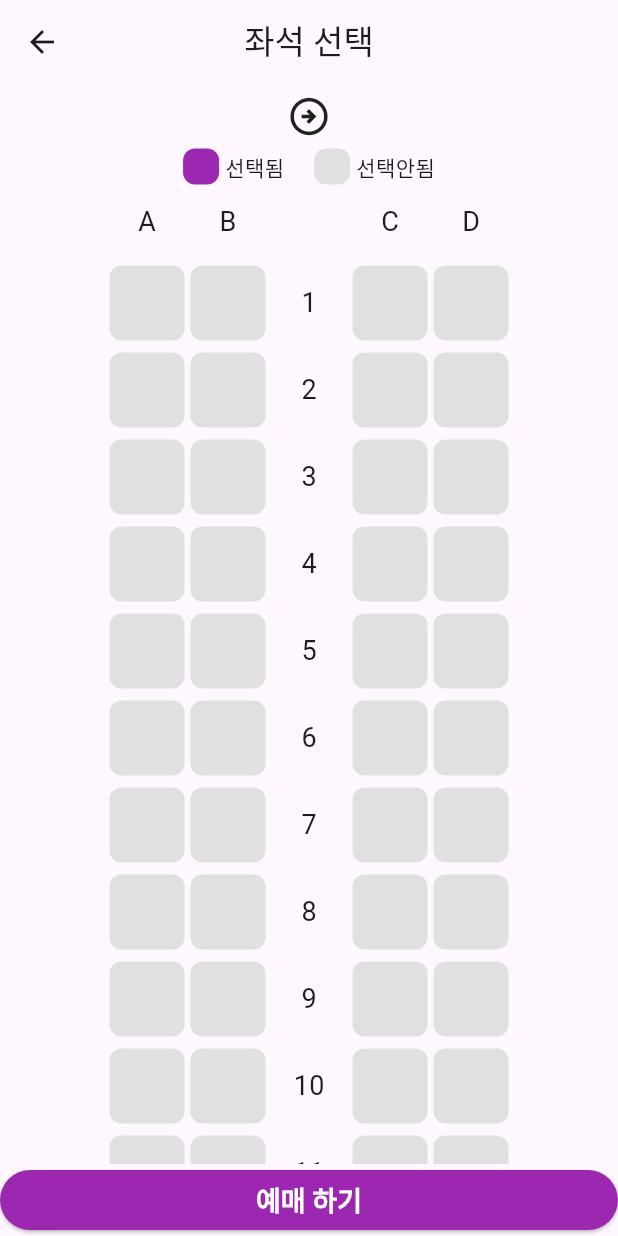
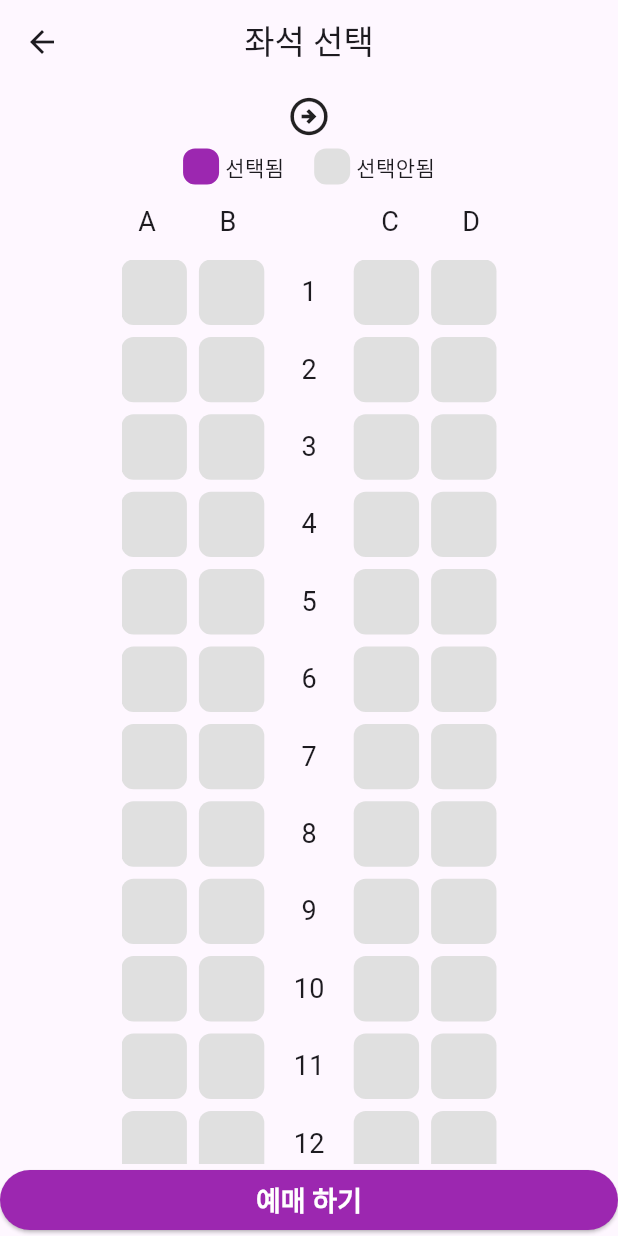
Before and after one commit to ilsong963/flutter_train_app, a Flutter app: the SeatPage screen opened directly with empty values, on a phone screen of 412 x 824 dp. Run offline on Flutter 3.47's test engine with Material 3 defaults, Android fonts, the phone set to English and light mode, and no system bars.

Commit message:
feat: grid적용

```diff
--- a/lib/page/seat_select/seat_page.dart
+++ b/lib/page/seat_select/seat_page.dart
@@ -1,3 +1,4 @@
+import 'package:flutter/cupertino.dart';
 import 'package:flutter/material.dart';
 
 class SeatPage extends StatefulWidget {
@@ -15,11 +16,17 @@ class SeatPage extends StatefulWidget {
 }
 
 class _SeatPageState extends State<SeatPage> {
+  String? seatColumn;
+  String? seatRow;
   @override
   Widget build(BuildContext context) {
     return Scaffold(
-      appBar: AppBar(title: Text('좌석 선택'), centerTitle: true),
-
+      appBar: AppBar(
+        title: Text('좌석 선택'),
+        centerTitle: true,
+        backgroundColor: Colors.transparent,
+        scrolledUnderElevation: 0,
+      ),
       body: SafeArea(
         child: Column(
           mainAxisAlignment: MainAxisAlignment.center,
@@ -49,48 +56,97 @@ class _SeatPageState extends State<SeatPage> {
             Row(
               mainAxisAlignment: MainAxisAlignment.center,
               children: [
-                square(24, Colors.purple),
+                seatSquare(24, Colors.purple),
                 SizedBox(width: 4),
                 Text('선택됨'),
                 SizedBox(width: 20),
-                square(24, Colors.grey[300]!),
+                seatSquare(24, Colors.grey[300]!),
                 SizedBox(width: 4),
                 Text('선택안됨'),
               ],
             ),
             Row(
               mainAxisAlignment: MainAxisAlignment.center,
-              children:
-                  ['A', 'B', ' ', 'C', 'D']
-                      .map<Widget>(
-                        (alphabat) => Padding(
-                          padding: EdgeInsets.symmetric(horizontal: 2),
-                          child: square(
-                            50,
-                            Colors.transparent,
-                            text: alphabat,
-                            textStyle: TextStyle(fontSize: 18),
-                          ),
-                        ),
-                      )
-                      .toList(),
+              children: getColumnList(),
             ),
             Expanded(
-              child: ListView.builder(
-                itemCount: 20,
-                itemBuilder: (context, index) {
-                  return row(index + 1);
-                },
+              // GridView가 화면을 꽉 채우도록 설정
+              child: SizedBox(
+                width: 250,
+                child: GridView.builder(
+                  shrinkWrap: true,
+                  itemCount: 100,
+                  gridDelegate: SliverGridDelegateWithFixedCrossAxisCount(
+                    crossAxisCount: 5,
+                    mainAxisSpacing: 8,
+                    crossAxisSpacing: 8,
+                  ),
+                  itemBuilder: (context, index) {
+                    if ((index - 2) % 5 == 0) {
+                      return textSquare("${index ~/ 5 + 1}");
+                    }
+
+                    return GestureDetector(
+                      onTap: () {
+                        setState(() {
+                          seatRow = (index ~/ 5).toString();
+                          seatColumn = (index % 5).toString();
+                        });
+                      },
+                      child: seatSquare(
+                        50,
+                        (seatRow != null &&
+                                seatColumn != null &&
+                                index ==
+                                    int.parse(seatRow!) * 5 +
+                                        int.parse(seatColumn!))
+                            ? Colors.purple
+                            : Colors.grey[300]!,
+                      ),
+                    );
+                  },
+                ),
               ),
             ),
+
             SizedBox(
               width: double.infinity,
               child: ElevatedButton(
                 onPressed: () {
-                  // Navigator.push(
-                  //   context,
-                  //   MaterialPageRoute(builder: (context) => SeatPage()),
-                  // );
+                  if (seatColumn != null && seatRow != null) {
+                    showCupertinoDialog(
+                      context: context,
+                      builder: (context) {
+                        return CupertinoAlertDialog(
+                          title: Text("예메?"),
+                          content: Text(
+                            "좌석: ${int.parse(seatRow!) + 1}-${convertNumberToAlphbet(int.parse(seatColumn!))}",
+                          ),
+                          actions: [
+                            CupertinoDialogAction(
+                              child: Text(
+                                "취소",
+                                style: TextStyle(color: Colors.red),
+                              ),
+                              onPressed: () {
+                                Navigator.of(context).pop();
+                              },
+                            ),
+                            CupertinoDialogAction(
+                              onPressed: () {
+                                Navigator.pop(context);
+                                Navigator.pop(context);
+                              },
+                              child: Text(
+                                "확인",
+                                style: TextStyle(color: Colors.blue),
+                              ),
+                            ),
+                          ],
+                        );
+                      },
+                    );
+                  }
                 },
                 style: ElevatedButton.styleFrom(
                   foregroundColor:
@@ -114,37 +170,36 @@ class _SeatPageState extends State<SeatPage> {
     );
   }
 
-  Padding row(int index) {
-    return Padding(
-      padding: EdgeInsets.symmetric(vertical: 4),
-      child: Row(
-        mainAxisAlignment: MainAxisAlignment.center,
-        children: [
-          square(50, Colors.grey[300]!),
-          SizedBox(width: 4),
-          square(50, Colors.grey[300]!),
-          SizedBox(width: 4),
-          square(
-            50,
-            Colors.transparent,
-            text: index.toString(),
-            textStyle: TextStyle(fontSize: 18),
-          ),
-          SizedBox(width: 4),
-          square(50, Colors.grey[300]!),
-          SizedBox(width: 4),
-          square(50, Colors.grey[300]!),
-        ],
-      ),
+  String convertNumberToAlphbet(int number) {
+    return String.fromCharCode(
+      (number % 5) > 2 ? (number % 5) + 64 : (number % 5) + 65,
     );
   }
 
-  Widget square(
-    double size,
-    Color color, {
-    String? text,
-    TextStyle? textStyle,
-  }) {
+  List<Widget> getColumnList() {
+    List columnList = ['A', 'B', 'C', 'D'];
+    List<Widget> widgetList = [];
+
+    for (var i = 0; i < columnList.length; i++) {
+      widgetList.add(
+        Padding(
+          padding: EdgeInsets.symmetric(horizontal: 2),
+          child: textSquare(columnList[i]),
+        ),
+      );
+    }
+
+    widgetList.insert(
+      2,
+      Padding(
+        padding: EdgeInsets.symmetric(horizontal: 2),
+        child: SizedBox(width: 50, height: 50),
+      ),
+    );
+    return widgetList;
+  }
+
+  Widget seatSquare(double size, Color color) {
     return Container(
       decoration: BoxDecoration(
         color: color,
@@ -152,10 +207,17 @@ class _SeatPageState extends State<SeatPage> {
       ),
       width: size,
       height: size,
-      child:
-          text == null
-              ? SizedBox()
-              : Center(child: Text(text.toString(), style: textStyle)),
+    );
+  }
+
+  Widget textSquare(String text) {
+    return Container(
+      decoration: BoxDecoration(borderRadius: BorderRadius.circular(8)),
+      width: 50,
+      height: 50,
+      child: Center(
+        child: Text(text.toString(), style: TextStyle(fontSize: 18)),
+      ),
     );
   }
 }
```
